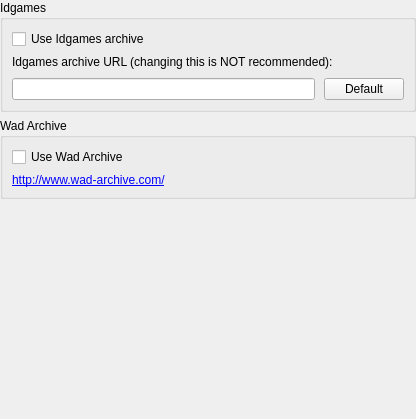
Above: src/core/gui/configuration/cfgwadseekeridgames.ui from Destroyerrrocket/doomseeker-unofficial before the change. Below: the same form after it.
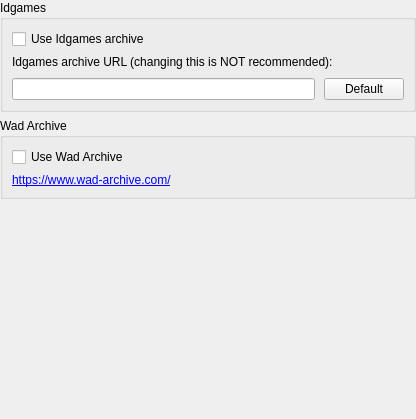
That is the form after the change. Icons and pictures are not drawn.

Commit message: - Replaced HTTP addresses with HTTPS wherever applicable & possible.

The edit to the form file:
```diff
--- a/src/core/gui/configuration/cfgwadseekeridgames.ui
+++ b/src/core/gui/configuration/cfgwadseekeridgames.ui
@@ -86,7 +86,7 @@
       <item>
        <widget class="QLabel" name="label">
         <property name="text">
-         <string>&lt;html&gt;&lt;head/&gt;&lt;body&gt;&lt;p&gt;&lt;a href=&quot;http://www.wad-archive.com/&quot;&gt;&lt;span style=&quot; text-decoration: underline; color:#0000ff;&quot;&gt;http://www.wad-archive.com/&lt;/span&gt;&lt;/a&gt;&lt;/p&gt;&lt;/body&gt;&lt;/html&gt;</string>
+         <string>&lt;html&gt;&lt;head/&gt;&lt;body&gt;&lt;p&gt;&lt;a href=&quot;https://www.wad-archive.com/&quot;&gt;&lt;span style=&quot; text-decoration: underline; color:#0000ff;&quot;&gt;https://www.wad-archive.com/&lt;/span&gt;&lt;/a&gt;&lt;/p&gt;&lt;/body&gt;&lt;/html&gt;</string>
         </property>
         <property name="openExternalLinks">
          <bool>true</bool>
```
The commit also changes 18 other files.
